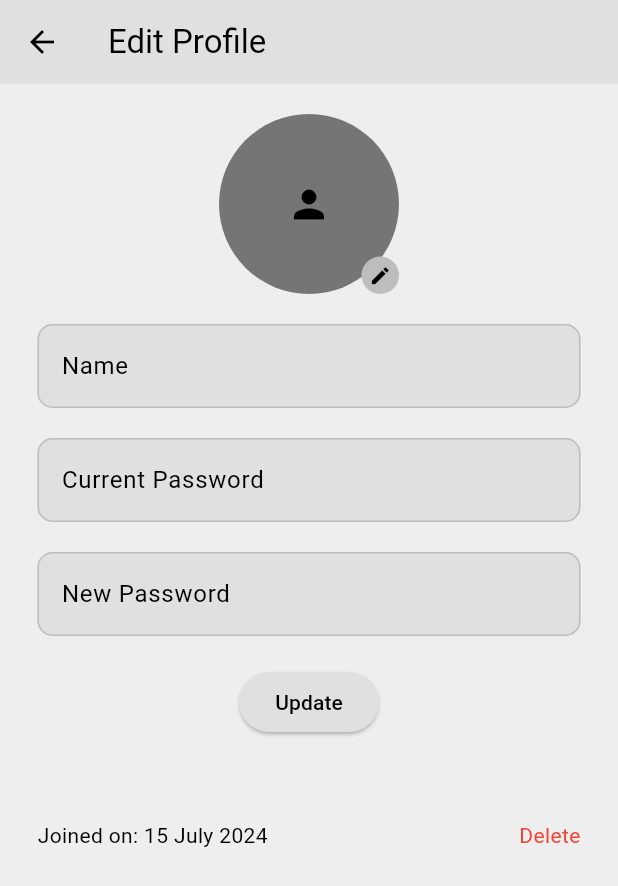
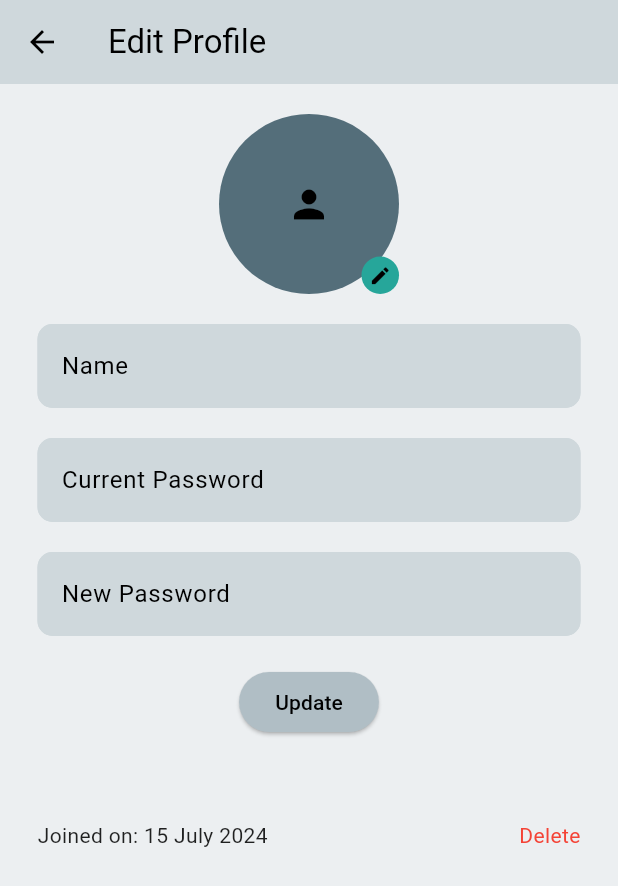
Before and after one commit to mahima-manik/flutter-starter-kit, a Flutter app: the screen it shows once a user with an empty profile is signed in, in the side drawer, after a tap on "Edit Profile", on a phone screen of 412 x 824 dp. Shown: the top 886 px of the screen. Run offline on Flutter 3.47's test engine with Material 3 defaults, Android fonts, the phone set to English and light mode, and no system bars; our stand-ins replace cloud_firestore, firebase_auth, firebase_core, firebase_storage, flutter_dotenv, google_sign_in and 1 more; missing offline and left inert: flutter_stripe; accounts and stored records are empty.

Commit message:
Change theme and login button width

```diff
--- a/lib/src/components/alert_dialog.dart
+++ b/lib/src/components/alert_dialog.dart
@@ -5,12 +5,11 @@ class CustomAlertDialog extends StatelessWidget {
   final String message;
   const CustomAlertDialog({super.key, required this.title, required this.message});
 
-
   @override
   Widget build(BuildContext context) {
     return AlertDialog(
-      title: Text(title, style: TextStyle(color: Theme.of(context).colorScheme.onSecondary)),
-      content: Text(message, style: TextStyle(color: Theme.of(context).colorScheme.onSecondary)),
+      title: Text(title),
+      content: Text(message),
       actions: [
         TextButton(
           onPressed: () => Navigator.pop(context),
--- a/lib/src/components/social_login.dart
+++ b/lib/src/components/social_login.dart
@@ -23,7 +23,7 @@ class SocialLoginButton extends StatelessWidget {
           color: Theme.of(context).colorScheme.surface,
         ),
         child: SizedBox(
-          width: 220,
+          width: MediaQuery.of(context).size.width * 0.5,
           child: Row(
             mainAxisAlignment: MainAxisAlignment.center,
             children: [
--- a/lib/src/components/text_field.dart
+++ b/lib/src/components/text_field.dart
@@ -2,15 +2,15 @@ import 'package:flutter/material.dart';
 
 class FormTextField extends StatelessWidget {
   final TextEditingController controller;
-  final String label;
-  final String hintText;
+  final String? label;
+  final String? hintText;
   final bool obscureText;
   final TextInputType keyboardType;
   const FormTextField({
     super.key,
     required this.controller,
-    required this.label,
-    required this.hintText,
+    this.label = '',
+    this.hintText = '',
     required this.obscureText,
     required this.keyboardType
   });
@@ -24,12 +24,13 @@ class FormTextField extends StatelessWidget {
         controller: controller,
         keyboardType: keyboardType,
         obscureText: obscureText,
+        cursorColor: theme.colorScheme.onSurface,
         decoration: InputDecoration(
           labelText: label,
           hintText: hintText,
           enabledBorder: OutlineInputBorder(
             borderRadius: const BorderRadius.all(Radius.circular(10)),
-            borderSide: BorderSide(color: theme.colorScheme.secondary),
+            borderSide: BorderSide(color: theme.colorScheme.surface),
           ),
           focusedBorder: OutlineInputBorder(
             borderRadius: const BorderRadius.all(Radius.circular(10)),
--- a/lib/src/pages/login_page.dart
+++ b/lib/src/pages/login_page.dart
@@ -33,7 +33,7 @@ class _LoginPageState extends State<LoginPage> {
       showDialog(
         context: context,
         builder: (context) => const CustomAlertDialog(
-          title: 'Error',
+          title: 'Something went wrong',
           message: 'Please enter your email and password.',
         ),
       );
@@ -159,10 +159,26 @@ class _LoginPageState extends State<LoginPage> {
                   ),
                 ],
               ),
-              const SizedBox(height: 20),
-              ElevatedButton(
-                onPressed: () => signInWithUsernameAndPassword(),
-                child: const Text('Login'),
+              Padding(
+                padding: const EdgeInsets.all(25),
+                child: SizedBox(
+                  width: double.infinity,
+                  child: ElevatedButton(
+                    onPressed: () => signInWithUsernameAndPassword(),
+                    style: ElevatedButton.styleFrom(
+                        shape: RoundedRectangleBorder(
+                          borderRadius: BorderRadius.circular(10),
+                        ),
+                        backgroundColor: Theme.of(context).colorScheme.secondary,
+                        elevation: 0,
+                        padding: const EdgeInsets.symmetric(vertical: 15),
+                      ),
+                    child: Text('Login', style: TextStyle(
+                      fontWeight: FontWeight.bold,
+                      color: Theme.of(context).colorScheme.onPrimary,
+                    ),),
+                  ),
+                ),
               ),
               Padding(
                 padding: const EdgeInsets.symmetric(horizontal: 30, vertical: 20),
@@ -176,7 +192,7 @@ class _LoginPageState extends State<LoginPage> {
                       ),
                     ),
                     const SizedBox(width: 10),
-                    Text('OR', style: TextStyle(color: Theme.of(context).colorScheme.secondary),),
+                    Text('OR', style: TextStyle(color: Theme.of(context).colorScheme.secondary)),
                     const SizedBox(width: 10),
                     Expanded(
                       child: Divider(
--- a/lib/src/theme/theme.dart
+++ b/lib/src/theme/theme.dart
@@ -2,66 +2,81 @@ import 'package:flutter/material.dart';
 
 ThemeData lightMode = ThemeData(
   brightness: Brightness.light,
-  scaffoldBackgroundColor: Colors.grey.shade200,  // Lighter background for better contrast
-  primarySwatch: Colors.grey,
-  primaryColor: Colors.grey.shade600,  // Darker grey for primary elements
-  highlightColor: Colors.grey.shade300,  // Lighter highlight for subtle differentiation
+  scaffoldBackgroundColor:
+      Colors.blueGrey.shade50, // Very light blue-grey for background
+  primarySwatch: Colors.blueGrey,
+  primaryColor:
+      Colors.blueGrey.shade600, // Darker blue-grey for primary elements
+  highlightColor: Colors.blueGrey.shade200, // Light blue-grey for highlights
   elevatedButtonTheme: ElevatedButtonThemeData(
     style: ButtonStyle(
-      backgroundColor: WidgetStateProperty.resolveWith((_) => Colors.grey.shade300),
+      backgroundColor:
+          WidgetStateProperty.resolveWith((_) => Colors.blueGrey.shade200),
       foregroundColor: WidgetStateProperty.resolveWith((_) => Colors.black),
     ),
   ),
   appBarTheme: AppBarTheme(
-    backgroundColor: Colors.grey.shade300,
+    backgroundColor:
+        Colors.blueGrey.shade100, // Light blue-grey for the app bar
   ),
   textTheme: const TextTheme(
     bodyLarge: TextStyle(color: Colors.black),
-    bodyMedium: TextStyle(color: Colors.black),
-    bodySmall: TextStyle(color: Colors.black),
-    headlineLarge: TextStyle(color: Colors.white),  // White for headlines for better readability
-    headlineMedium: TextStyle(color: Colors.white),
-    headlineSmall: TextStyle(color: Colors.white),
+    bodyMedium: TextStyle(
+        color: Colors.black87), // Slightly muted black for medium text
+    bodySmall:
+        TextStyle(color: Colors.black54), // More muted black for small text
+    headlineLarge: TextStyle(
+        color: Colors.black), // Black for headlines for better readability
+    headlineMedium: TextStyle(color: Colors.black),
+    headlineSmall: TextStyle(color: Colors.black),
   ),
   colorScheme: ColorScheme.light(
-    surface: Colors.grey.shade300,  // Light surface for subtle contrast
-    primary: Colors.grey.shade600,  // Darker primary for more impact
-    secondary: Colors.grey.shade400,  // Secondary color that is between primary and background
+    surface: Colors.blueGrey.shade100, // Light blue-grey for surfaces
+    primary: Colors.blueGrey.shade600, // Darker blue-grey for primary
+    secondary: Colors.teal.shade400, // Teal for secondary to add a pop of color
     onSurface: Colors.black,
-    onPrimary: Colors.white,  // White on primary for better readability
+    onPrimary: Colors.white, // White on primary for better readability
     onSecondary: Colors.black,
   ),
 );
 
+
 ThemeData darkMode = ThemeData(
   brightness: Brightness.dark,
-  scaffoldBackgroundColor: Colors.grey.shade900,  // Dark background for deep contrast
-  primarySwatch: Colors.grey,
-  primaryColor: Colors.grey.shade800,  // Dark grey for primary elements
-  highlightColor: Colors.grey.shade700,  // Slightly lighter grey for highlights
+  scaffoldBackgroundColor:
+      Colors.black, // Pure black for the background to enhance contrast
+  primarySwatch: Colors.blueGrey,
+  primaryColor: Colors.blueGrey.shade800, // Dark blue-grey for primary elements
+  highlightColor:
+      Colors.blueGrey.shade700, // Slightly lighter blue-grey for highlights
   appBarTheme: AppBarTheme(
-    backgroundColor: Colors.grey.shade800,  // Consistent with primary color
+    backgroundColor:
+        Colors.blueGrey.shade900, // Darker blue-grey for the app bar
   ),
   elevatedButtonTheme: ElevatedButtonThemeData(
     style: ButtonStyle(
-      backgroundColor: WidgetStateProperty.resolveWith((_) => Colors.grey.shade800),
+      backgroundColor:
+          WidgetStateProperty.resolveWith((_) => Colors.blueGrey.shade800),
       foregroundColor: WidgetStateProperty.resolveWith((_) => Colors.white),
     ),
   ),
   textTheme: const TextTheme(
     bodyLarge: TextStyle(color: Colors.white),
-    bodyMedium: TextStyle(color: Colors.white),
-    bodySmall: TextStyle(color: Colors.white),
-    headlineLarge: TextStyle(color: Colors.white),  // White for headlines for better readability
+    bodyMedium: TextStyle(
+        color: Colors.white70), // Slightly muted white for medium text
+    bodySmall: TextStyle(
+        color: Colors.white60), // Even more muted white for small text
+    headlineLarge: TextStyle(color: Colors.white),
     headlineMedium: TextStyle(color: Colors.white),
     headlineSmall: TextStyle(color: Colors.white),
   ),
   colorScheme: ColorScheme.dark(
-    surface: Colors.grey.shade800,  // Dark surface for a unified look
-    primary: Colors.grey.shade800,  // Dark primary for a strong presence
-    secondary: Colors.grey.shade600,  // Lighter secondary for subtle differentiation
+    surface:
+        Colors.blueGrey.shade800, // Dark surface to match the primary color
+    primary: Colors.blueGrey.shade800, // Dark primary for a cohesive look
+    secondary: Colors.teal.shade600, // Teal for secondary to add a pop of color
     onSurface: Colors.white,
-    onPrimary: Colors.white,  // White on primary for better readability
-    onSecondary: Colors.white,
+    onPrimary: Colors.white, // White on primary for better readability
+    onSecondary: Colors.black, // Black on secondary to ensure readability
   ),
 );
```
